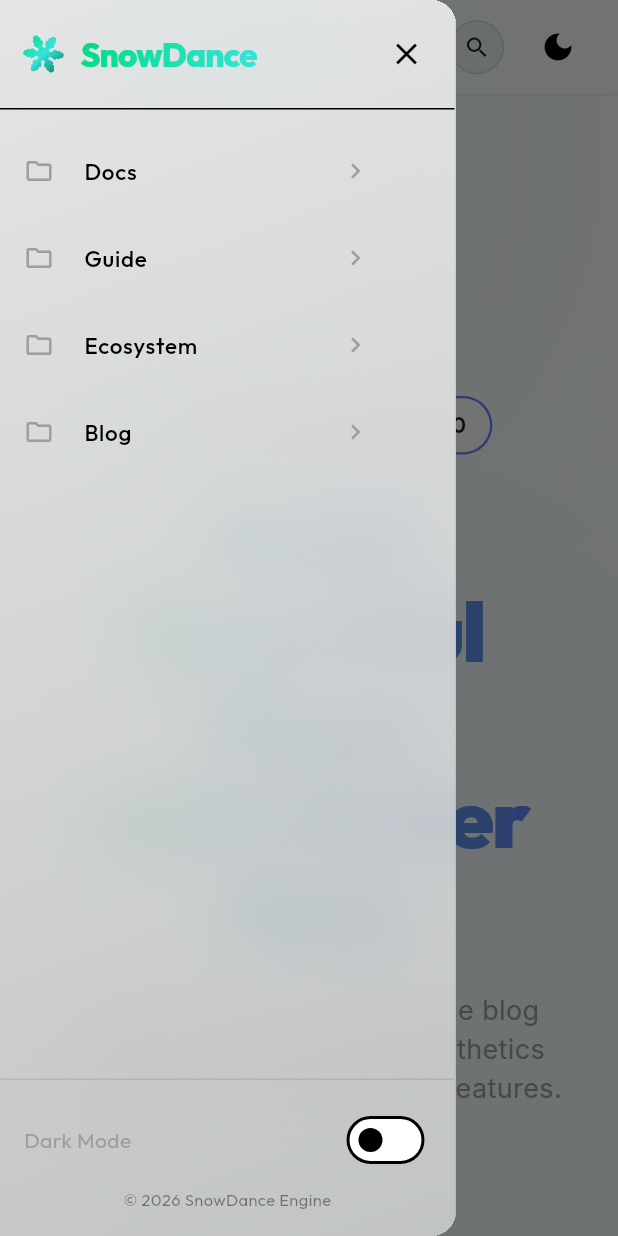
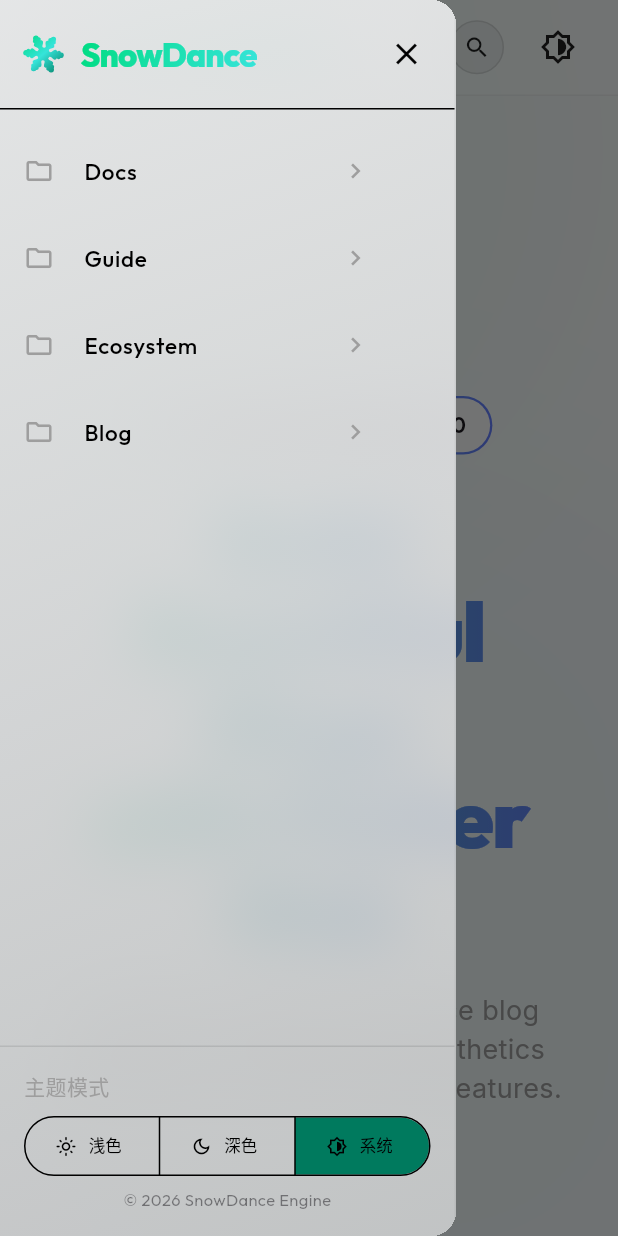
Before and after one commit to lanxuexing/snow_dance, a Flutter app: the screen it shows after launch, with the side drawer open, on a phone screen of 412 x 824 dp. Run offline on Flutter 3.47's test engine with Material 3 defaults, Android fonts, the phone set to English and light mode, and no system bars; our stand-ins replace flutter_animate, flutter_highlight, flutter_markdown_plus, font_awesome_flutter, go_router, google_fonts; missing offline and left inert: dart:html, markdown.

Commit message:
feat: upgrade theme toggling to support full ThemeMode selection via segmented buttons and popup menus

```diff
--- a/lib/core/theme/theme_provider.dart
+++ b/lib/core/theme/theme_provider.dart
@@ -13,10 +13,12 @@ class ThemeProvider extends ChangeNotifier {
   }
 
   void toggleTheme() {
-    if (_themeMode == ThemeMode.light) {
+    if (_themeMode == ThemeMode.system) {
+      _themeMode = ThemeMode.light;
+    } else if (_themeMode == ThemeMode.light) {
       _themeMode = ThemeMode.dark;
     } else {
-      _themeMode = ThemeMode.light;
+      _themeMode = ThemeMode.system;
     }
     notifyListeners();
   }
--- a/lib/widgets/app_drawer.dart
+++ b/lib/widgets/app_drawer.dart
@@ -252,18 +252,47 @@ class _AppDrawerState extends State<AppDrawer> {
       ),
       child: Column(
         children: [
-          Row(
-            mainAxisAlignment: MainAxisAlignment.spaceBetween,
+          Column(
+            crossAxisAlignment: CrossAxisAlignment.start,
             children: [
               Text(
-                'Dark Mode',
+                '主题模式',
                 style: GoogleFonts.outfit(fontSize: 14, color: Colors.grey),
               ),
-              Switch(
-                value: Provider.of<ThemeProvider>(context).isDarkMode,
-                onChanged: (value) {
-                  Provider.of<ThemeProvider>(context, listen: false).toggleTheme();
-                },
+              const SizedBox(height: 10),
+              SizedBox(
+                width: double.infinity,
+                child: Consumer<ThemeProvider>(
+                  builder: (context, themeProvider, child) {
+                    return SegmentedButton<ThemeMode>(
+                      style: const ButtonStyle(
+                        tapTargetSize: MaterialTapTargetSize.shrinkWrap,
+                      ),
+                      segments: const [
+                        ButtonSegment<ThemeMode>(
+                          value: ThemeMode.light,
+                          icon: Icon(Icons.light_mode_outlined, size: 14),
+                          label: Text('浅色', style: TextStyle(fontSize: 11)),
+                        ),
+                        ButtonSegment<ThemeMode>(
+                          value: ThemeMode.dark,
+                          icon: Icon(Icons.dark_mode_outlined, size: 14),
+                          label: Text('深色', style: TextStyle(fontSize: 11)),
+                        ),
+                        ButtonSegment<ThemeMode>(
+                          value: ThemeMode.system,
+                          icon: Icon(Icons.brightness_6_outlined, size: 14),
+                          label: Text('系统', style: TextStyle(fontSize: 11)),
+                        ),
+                      ],
+                      selected: {themeProvider.themeMode},
+                      onSelectionChanged: (Set<ThemeMode> newSelection) {
+                        themeProvider.setThemeMode(newSelection.first);
+                      },
+                      showSelectedIcon: false,
+                    );
+                  },
+                ),
               ),
             ],
           ),
--- a/lib/widgets/app_header.dart
+++ b/lib/widgets/app_header.dart
@@ -90,15 +90,60 @@ class AppHeader extends StatelessWidget implements PreferredSizeWidget {
                   // Search Button
                   _buildSearchButton(context),
                   const SizedBox(width: 12),
-                  // Dark Mode Toggle
-                  IconButton(
-                    icon: Icon(
-                      Provider.of<ThemeProvider>(context).isDarkMode
-                          ? Icons.light_mode
-                          : Icons.dark_mode,
-                    ),
-                    onPressed: () {
-                      Provider.of<ThemeProvider>(context, listen: false).toggleTheme();
+                  // Theme Mode Selector
+                  Consumer<ThemeProvider>(
+                    builder: (context, themeProvider, child) {
+                      IconData themeIcon;
+                      switch (themeProvider.themeMode) {
+                        case ThemeMode.light:
+                          themeIcon = Icons.light_mode_outlined;
+                          break;
+                        case ThemeMode.dark:
+                          themeIcon = Icons.dark_mode_outlined;
+                          break;
+                        case ThemeMode.system:
+                          themeIcon = Icons.brightness_6_outlined;
+                          break;
+                      }
+                      return PopupMenuButton<ThemeMode>(
+                        icon: Icon(themeIcon),
+                        tooltip: '选择主题模式',
+                        onSelected: (ThemeMode mode) {
+                          themeProvider.setThemeMode(mode);
+                        },
+                        itemBuilder: (context) => [
+                          PopupMenuItem(
+                            value: ThemeMode.light,
+                            child: Row(
+                              children: [
+                                const Icon(Icons.light_mode_outlined, size: 18),
+                                const SizedBox(width: 8),
+                                Text('浅色模式', style: GoogleFonts.outfit(fontSize: 14)),
+                              ],
+                            ),
+                          ),
+                          PopupMenuItem(
+                            value: ThemeMode.dark,
+                            child: Row(
+                              children: [
+                                const Icon(Icons.dark_mode_outlined, size: 18),
+                                const SizedBox(width: 8),
+                                Text('深色模式', style: GoogleFonts.outfit(fontSize: 14)),
+                              ],
+                            ),
+                          ),
+                          PopupMenuItem(
+                            value: ThemeMode.system,
+                            child: Row(
+                              children: [
+                                const Icon(Icons.brightness_6_outlined, size: 18),
+                                const SizedBox(width: 8),
+                                Text('跟随系统', style: GoogleFonts.outfit(fontSize: 14)),
+                              ],
+                            ),
+                          ),
+                        ],
+                      );
                     },
                   ),
                 ],
```
